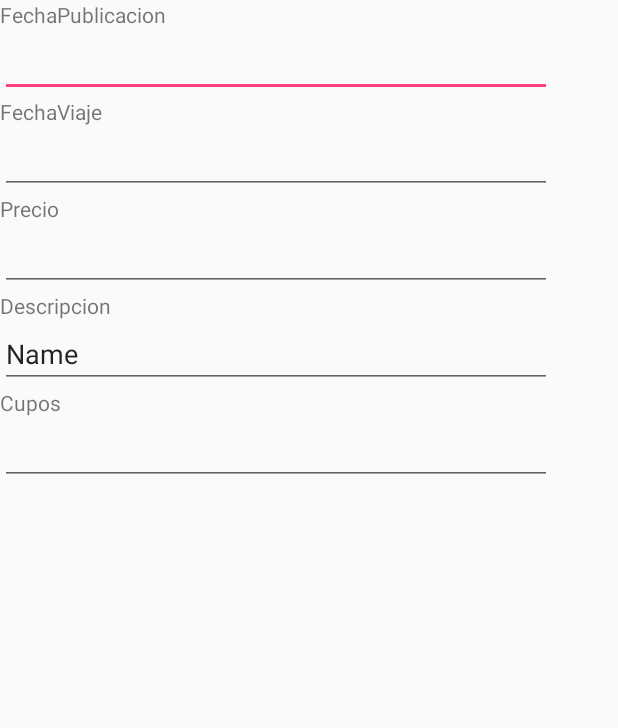
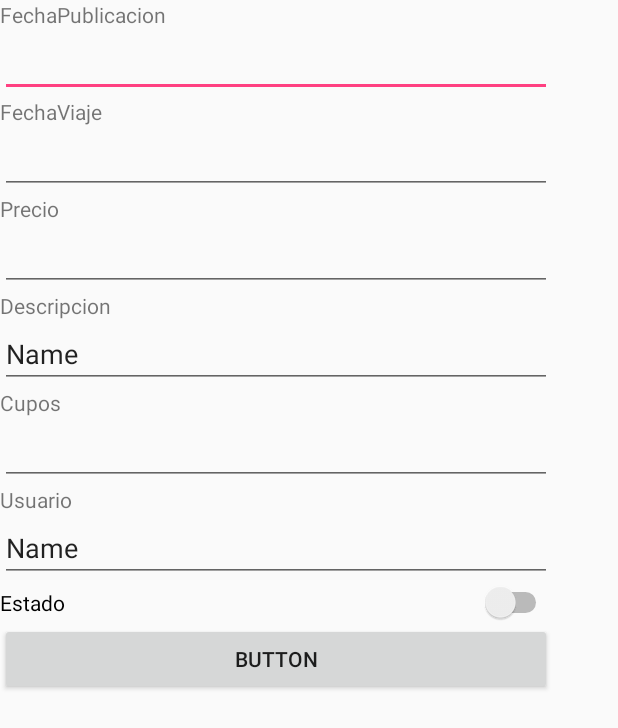
Before and after one commit to iblamer/TripDom3, an Android app: the layout activity_registro_publicacion.xml on its own in the app's theme, with its tools: preview values and no code run, on a phone screen of 412 x 824 dp. Shown: the top 728 px of the screen. Run offline under Robolectric (Android 15) with nearby library versions, the phone set to English and light mode, and no system bars.

Commit message:
ultima clase

```diff
--- /dev/null
+++ b/app/src/main/java/edu/itla/tripdom/dao/PublicacionesDbo.java
@@ -0,0 +1,8 @@
+package edu.itla.tripdom.dao;
+
+/**
+ * Created by fabio on 12/10/2017.
+ */
+
+public class PublicacionesDbo {
+}
--- /dev/null
+++ b/app/src/main/java/edu/itla/tripdom/view/listadapter/PublicacionListAdapter.java
@@ -0,0 +1,8 @@
+package edu.itla.tripdom.view.listadapter;
+
+/**
+ * Created by fabio on 12/10/2017.
+ */
+
+public class PublicacionListAdapter {
+}
--- a/app/src/main/res/layout/activity_lista_publicacion.xml
+++ b/app/src/main/res/layout/activity_registro_publicacion.xml
@@ -74,5 +74,30 @@
             android:layout_height="wrap_content"
             android:ems="10"
             android:inputType="numberSigned" />
+
+        <TextView
+            android:layout_width="match_parent"
+            android:layout_height="wrap_content"
+            android:text="Usuario" />
+
+        <EditText
+            android:id="@+id/txtUsuario"
+            android:layout_width="match_parent"
+            android:layout_height="wrap_content"
+            android:ems="10"
+            android:inputType="textPersonName"
+            android:text="Name" />
+
+        <Switch
+            android:id="@+id/switchStatus"
+            android:layout_width="match_parent"
+            android:layout_height="wrap_content"
+            android:text="Estado" />
+
+        <Button
+            android:id="@+id/button"
+            android:layout_width="match_parent"
+            android:layout_height="wrap_content"
+            android:text="Button" />
     </LinearLayout>
 </android.support.constraint.ConstraintLayout>
--- /dev/null
+++ b/app/src/main/res/layout/listview_publicaciones_row.xml
@@ -0,0 +1,6 @@
+<?xml version="1.0" encoding="utf-8"?>
+<LinearLayout xmlns:android="http://schemas.android.com/apk/res/android"
+    android:orientation="vertical" android:layout_width="match_parent"
+    android:layout_height="match_parent">
+
+</LinearLayout>
```
Also changed, not shown: app/src/main/res/layout/activity_lista_publicaciones.xml (renamed from app/src/main/res/layout/activity_registro_publicaciones.xml).
